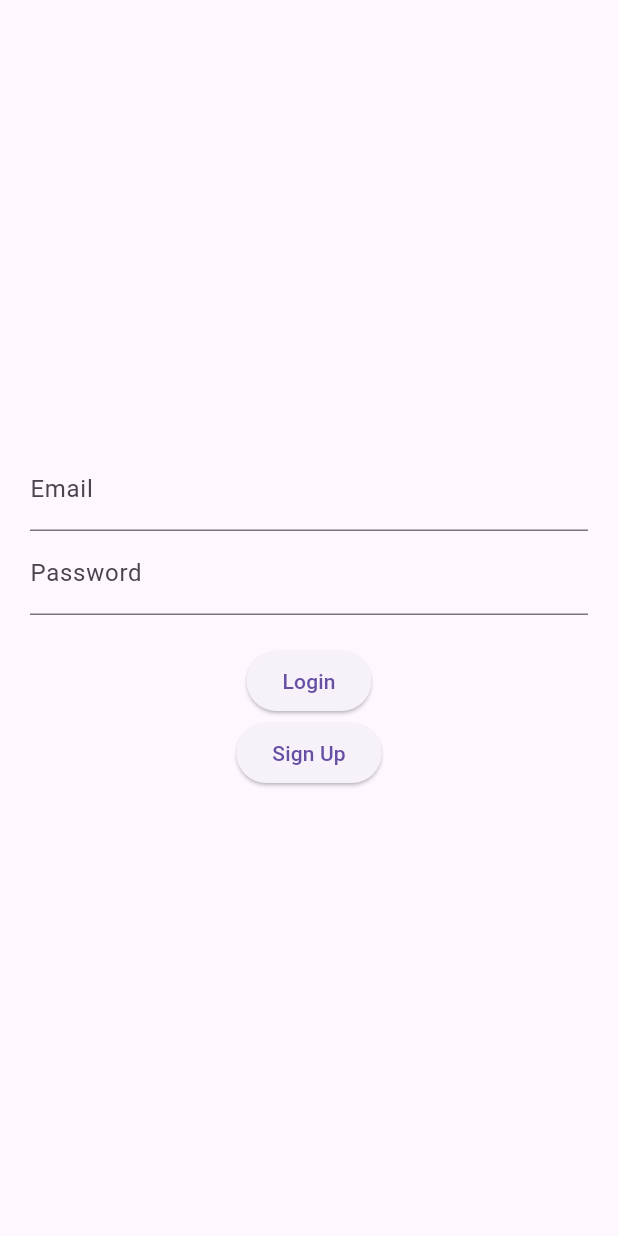
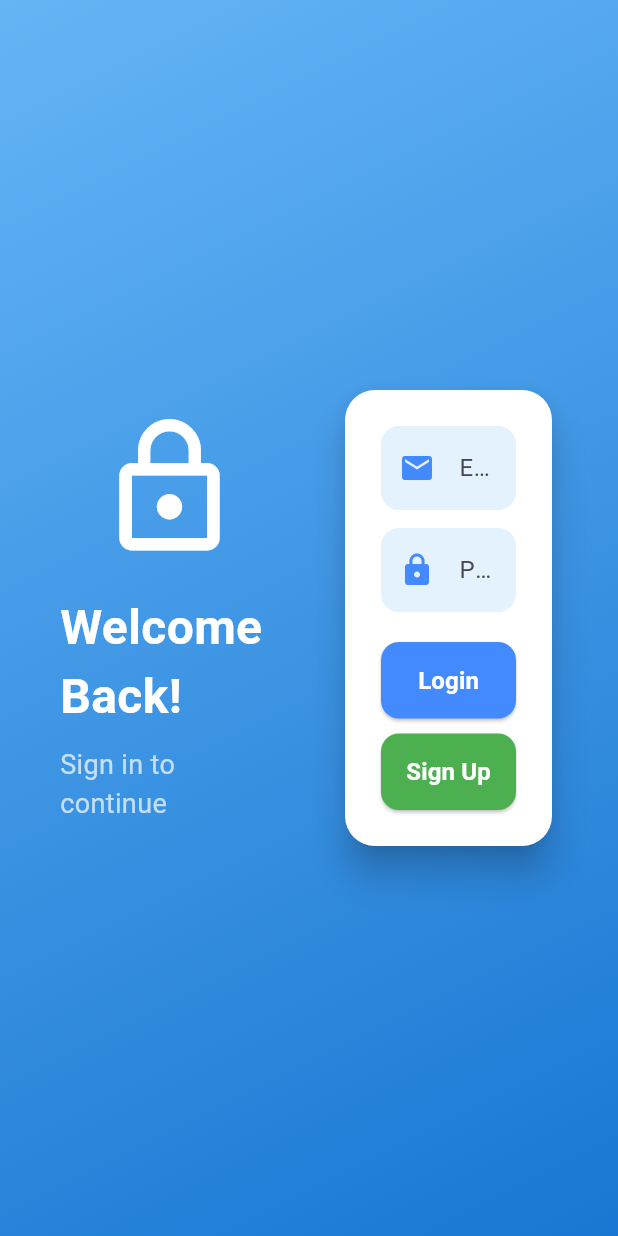
Before and after one commit to AstrelSD/MobileAppProject, a Flutter app: the screen it shows after launch, on a phone screen of 412 x 824 dp. Run offline on Flutter 3.47's test engine with Material 3 defaults, Android fonts, the phone set to English and light mode, and no system bars; our stand-ins replace animated_splash_screen, cloud_firestore, firebase_auth, firebase_core, fluttertoast; missing offline and left inert: flame, flame_tiled; accounts and stored records are empty.

Commit message:
Sign up page UI fix, Logout button

```diff
--- a/lib/main.dart
+++ b/lib/main.dart
@@ -1,18 +1,18 @@
 import 'package:flame/flame.dart';
 import 'package:flutter/material.dart';
 import 'package:firebase_core/firebase_core.dart';
+import 'package:firebase_auth/firebase_auth.dart';
+import 'package:mobile_app_roject/screens/settings/settings_overlay.dart';
 import 'firebase_options.dart';
-import 'package:firebase_auth/firebase_auth.dart';
 import 'package:mobile_app_roject/screens/platformer_splash.dart';
 import 'package:mobile_app_roject/screens/login_screen.dart';
-import 'package:mobile_app_roject/screens/sign_in_page.dart';
-import 'firebase_options.dart';
 
 void main() async {
   WidgetsFlutterBinding.ensureInitialized();
   await Firebase.initializeApp(
     options: DefaultFirebaseOptions.currentPlatform,
   );
+
   Flame.device.fullScreen();
   Flame.device.setLandscape();
 
@@ -26,38 +26,32 @@ class MyApp extends StatelessWidget {
   Widget build(BuildContext context) {
     return MaterialApp(
       debugShowCheckedModeBanner: false,
-      home: StreamBuilder<User?>(
-        stream: FirebaseAuth.instance.authStateChanges(), // Listen to authentication changes
-        builder: (context, snapshot) {
-          if (snapshot.connectionState == ConnectionState.active) {
-            // Check if the user is logged in or not
-            if (snapshot.hasData) {
-              return PlatformerSplash(); // User is logged in
-            } else {
-              return LoginScreen(); // User is not logged in
-            }
-          } else {
-            return Center(child: CircularProgressIndicator()); // Show loading spinner while checking auth state
-          }
-        },
-      ),
+      initialRoute: '/',
+      routes: {
+        '/': (context) => const AuthWrapper(),
+        '/login': (context) => LoginScreen(),
+        '/splash': (context) => PlatformerSplash(),
+        '/settings': (context) => SettingsOverlay(),
+      },
     );
   }
 }
 
-// 🔹 Auth Wrapper: Checks user authentication state
+// 🔹 Handles authentication state changes
 class AuthWrapper extends StatelessWidget {
+  const AuthWrapper({super.key});
+
   @override
   Widget build(BuildContext context) {
     return StreamBuilder<User?>(
       stream: FirebaseAuth.instance.authStateChanges(),
       builder: (context, snapshot) {
         if (snapshot.connectionState == ConnectionState.waiting) {
-          return const Center(child: CircularProgressIndicator()); // Loading state
+          return const Center(child: CircularProgressIndicator());
         } else if (snapshot.hasData) {
-          return const PlatformerSplash(); // User is signed in, go to game
+          return PlatformerSplash(); // If logged in, go to splash/game screen
         } else {
-          return SignInPage(); // User is NOT signed in, go to sign-in
+          return LoginScreen(); // Otherwise, go to login
         }
       },
     );
--- a/lib/screens/game_over_screen.dart
+++ b/lib/screens/game_over_screen.dart
@@ -156,7 +156,7 @@ class _GameOverScreenState extends State<GameOverScreen>
                       fontFamily: 'PixelFont',
                     ),
                   ),
-                  const SizedBox(height: 40),
+                  const SizedBox(height: 30),
                   _buildAnimatedButton(
                     'Restart',
                     _isHoveringRestart,
--- a/lib/screens/login_screen.dart
+++ b/lib/screens/login_screen.dart
@@ -15,7 +15,7 @@ class _LoginScreenState extends State<LoginScreen> {
   void _signIn() async {
     User? user = await _authService.signIn(_emailController.text, _passwordController.text);
     if (user != null) {
-      Navigator.pushReplacementNamed(context, '/home');
+      Navigator.pushReplacementNamed(context, '/splash');
     } else {
       ScaffoldMessenger.of(context).showSnackBar(
         SnackBar(content: Text('Login failed')),
@@ -35,30 +35,130 @@ class _LoginScreenState extends State<LoginScreen> {
       );
     }
   }
-
 @override
 Widget build(BuildContext context) {
   return Scaffold(
-      body: Padding(
-        padding: EdgeInsets.all(20),
-        child: Column(
+    resizeToAvoidBottomInset: true,
+    body: OrientationBuilder(
+      builder: (context, orientation) {
+        // Get the screen size and keyboard height using MediaQuery
+        double screenHeight = MediaQuery.of(context).size.height;
+        double keyboardHeight = MediaQuery.of(context).viewInsets.bottom;
+
+        return SingleChildScrollView( // Wrap content in SingleChildScrollView
+          child: Container(
+            height: screenHeight - keyboardHeight, // Adjust the container height
+            decoration: const BoxDecoration(
+              gradient: LinearGradient(
+                colors: [Color(0xFF64B5F6), Color(0xFF1976D2)], // Blue Gradient
+                begin: Alignment.topLeft,
+                end: Alignment.bottomRight,
+              ),
+            ),
+            child: Center(
+              child: Padding(
+                padding: const EdgeInsets.symmetric(horizontal: 40.0, vertical: 20),
+                child: Row(
                   mainAxisAlignment: MainAxisAlignment.center,
                   children: [
-            TextField(
-              controller: _emailController,
-              decoration: InputDecoration(labelText: 'Email'),
+                    // Left Side: A Welcome Message
+                    Expanded(
+                      child: Column(
+                        mainAxisSize: MainAxisSize.min,
+                        crossAxisAlignment: CrossAxisAlignment.center,
+                        children: [
+                          Icon(Icons.lock_outline, size: 100, color: Colors.white),
+                          const SizedBox(height: 20),
+                          Text(
+                            "Welcome Back!",
+                            style: TextStyle(
+                              fontSize: 32,
+                              fontWeight: FontWeight.bold,
+                              color: Colors.white,
                             ),
-            TextField(
-              controller: _passwordController,
-              obscureText: true,
-              decoration: InputDecoration(labelText: 'Password'),
                           ),
-            SizedBox(height: 20),
-            ElevatedButton(onPressed: _signIn, child: Text('Login')),
-            ElevatedButton(onPressed: _signUp, child: Text('Sign Up')),
+                          const SizedBox(height: 10),
+                          Text(
+                            "Sign in to continue",
+                            style: TextStyle(fontSize: 18, color: Colors.white70),
+                          ),
                         ],
+                      ),
+                    ),
+
+                    const SizedBox(width: 40),
+
+                    // Right Side: Login Form
+                    Expanded(
+                      child: Card(
+                        shape: RoundedRectangleBorder(
+                          borderRadius: BorderRadius.circular(20),
+                        ),
+                        elevation: 10,
+                        color: Colors.white,
+                        child: Padding(
+                          padding: const EdgeInsets.all(24.0),
+                          child: Column(
+                            mainAxisSize: MainAxisSize.min,
+                            children: [
+                              _buildTextField(_emailController, "Email", Icons.email),
+                              const SizedBox(height: 12),
+                              _buildTextField(_passwordController, "Password", Icons.lock, obscureText: true),
+                              const SizedBox(height: 20),
+                              _buildButton("Login", _signIn, Colors.blueAccent),
+                              const SizedBox(height: 10),
+                              _buildButton("Sign Up", _signUp, Colors.green),
+                            ],
+                          ),
+                        ),
+                      ),
+                    ),
+                  ],
+                ),
+              ),
+            ),
+          ),
+        );
+      },
+    ),
+  );
+}
+
+  }
+
+  Widget _buildTextField(TextEditingController controller, String hint, IconData icon, {bool obscureText = false}) {
+    return TextField(
+      controller: controller,
+      obscureText: obscureText,
+      decoration: InputDecoration(
+        prefixIcon: Icon(icon, color: Colors.blueAccent),
+        hintText: hint,
+        filled: true,
+        fillColor: Colors.blue[50],
+        border: OutlineInputBorder(
+          borderRadius: BorderRadius.circular(12),
+          borderSide: BorderSide.none,
         ),
       ),
     );
   }
+
+  Widget _buildButton(String text, VoidCallback onPressed, Color color) {
+    return SizedBox(
+      width: double.infinity,
+      child: ElevatedButton(
+        style: ElevatedButton.styleFrom(
+          padding: const EdgeInsets.symmetric(vertical: 14),
+          backgroundColor: color,
+          shape: RoundedRectangleBorder(
+            borderRadius: BorderRadius.circular(12),
+          ),
+        ),
+        onPressed: onPressed,
+        child: Text(
+          text,
+          style: const TextStyle(fontSize: 16, fontWeight: FontWeight.bold, color: Colors.white),
+        ),
+      ),
+    );
   }
--- a/lib/screens/settings/settings_overlay.dart
+++ b/lib/screens/settings/settings_overlay.dart
@@ -1,4 +1,5 @@
 import 'package:flutter/material.dart';
+import 'package:mobile_app_roject/screens/login_screen.dart';
 
 class SettingsOverlay extends StatefulWidget {
   const SettingsOverlay ({super.key});
@@ -121,6 +122,16 @@ class _SettingsOverlayState extends State<SettingsOverlay> {
                     onPressed: () => print('Help pressed'),
                   )
               ),
+              _settingsRow(
+                  icon: Icons.help_outline,
+                  label: 'Log out',
+                  content: IconButton(
+                    icon: Icon(Icons.logout,
+                        color: Colors.red[400],
+                        size: 30),
+                    onPressed: _confirmLogout,
+                  )
+              ),
               Center(
                 child: ElevatedButton(
                   style: ElevatedButton.styleFrom(
@@ -169,4 +180,29 @@ class _SettingsOverlayState extends State<SettingsOverlay> {
       ),
     );
   }
+ void _confirmLogout() {
+    showDialog(
+      context: context,
+      builder: (BuildContext context) {
+        return AlertDialog(
+          title: const Text("Log Out"),
+          content: const Text("Are you sure you want to log out?"),
+          actions: [
+            TextButton(
+              onPressed: () => Navigator.of(context).pop(),
+              child: const Text("Cancel"),
+            ),
+            TextButton(
+              onPressed: _logout,
+              child: const Text("Log Out", style: TextStyle(color: Colors.red)),
+            ),
+          ],
+        );
+      },
+    );
+  }
+
+  void _logout() {
+    Navigator.of(context).pushReplacement(MaterialPageRoute(builder: (context) => LoginScreen()));
+  }
 }
```
Also changed, not shown: 4 other files. Lines whose indentation alone changed are shown as unchanged.
